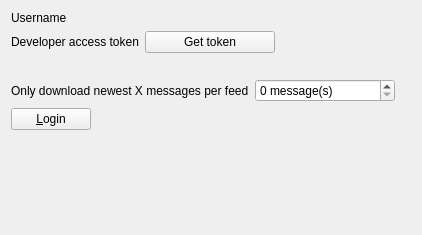
Old version of the form src/librssguard/services/feedly/gui/feedlyaccountdetails.ui in the repository martinrotter/rssguard.
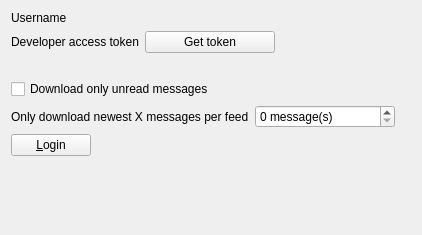
New version of the form. Custom widgets are drawn as their Qt base class.

```diff
--- a/src/librssguard/services/feedly/gui/feedlyaccountdetails.ui
+++ b/src/librssguard/services/feedly/gui/feedlyaccountdetails.ui
@@ -52,7 +52,7 @@
      </property>
     </widget>
    </item>
-   <item row="3" column="0" colspan="2">
+   <item row="4" column="0" colspan="2">
     <layout class="QFormLayout" name="formLayout_3">
      <item row="0" column="1">
       <widget class="QSpinBox" name="m_spinLimitMessages">
@@ -79,7 +79,7 @@
      </item>
     </layout>
    </item>
-   <item row="5" column="0" colspan="2">
+   <item row="6" column="0" colspan="2">
     <spacer name="verticalSpacer">
      <property name="orientation">
       <enum>Qt::Vertical</enum>
@@ -92,7 +92,7 @@
      </property>
     </spacer>
    </item>
-   <item row="4" column="0" colspan="2">
+   <item row="5" column="0" colspan="2">
     <layout class="QFormLayout" name="formLayout_2">
      <item row="0" column="0">
       <widget class="QPushButton" name="m_btnTestSetup">
@@ -110,6 +110,13 @@
      </item>
     </layout>
    </item>
+   <item row="3" column="0" colspan="2">
+    <widget class="QCheckBox" name="m_checkDownloadOnlyUnreadMessages">
+     <property name="text">
+      <string>Download only unread messages</string>
+     </property>
+    </widget>
+   </item>
   </layout>
  </widget>
  <customwidgets>
```
Left out of the diff: 20 changed lines with no effect on the pictures.
